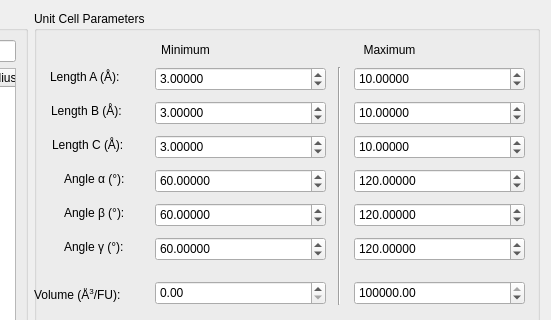
Old version of the form src/xtalopt/ui/tab_init.ui in the repository xtalopt/XtalOpt; both pictures show x 489 to 1040 and y 0 to 320 of the 1040 by 686 pixel window.
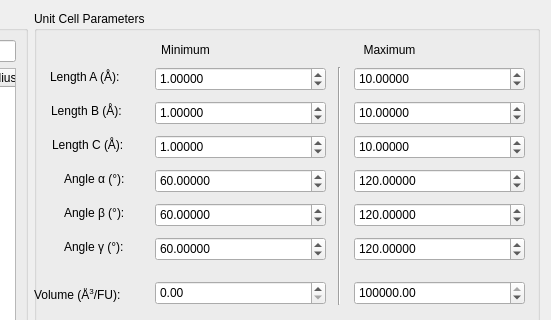
New version of the form.

```diff
--- a/src/xtalopt/ui/tab_init.ui
+++ b/src/xtalopt/ui/tab_init.ui
@@ -291,7 +291,7 @@
        <double>0.100000000000000</double>
       </property>
       <property name="value">
-       <double>3.000000000000000</double>
+       <double>1.000000000000000</double>
       </property>
      </widget>
      <widget class="QLabel" name="label_3">
@@ -374,7 +374,7 @@
        <double>0.100000000000000</double>
       </property>
       <property name="value">
-       <double>3.000000000000000</double>
+       <double>1.000000000000000</double>
       </property>
      </widget>
      <widget class="QDoubleSpinBox" name="spin_beta_max">
@@ -500,7 +500,7 @@
        <double>0.100000000000000</double>
       </property>
       <property name="value">
-       <double>3.000000000000000</double>
+       <double>1.000000000000000</double>
       </property>
      </widget>
      <widget class="QDoubleSpinBox" name="spin_alpha_min">
```
